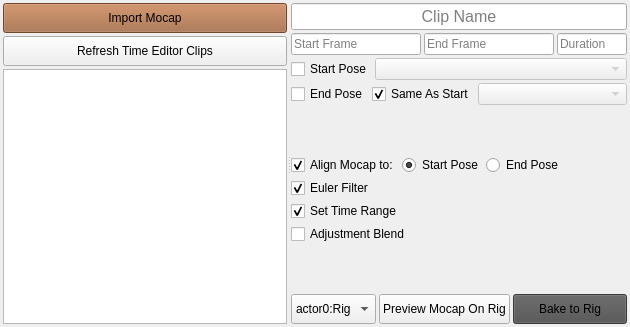
The window that mocap_clipper/ui/mocap_clipper_widget.ui (rBrenick/mocap-clipper) describes before a commit, drawn with Qt 5.
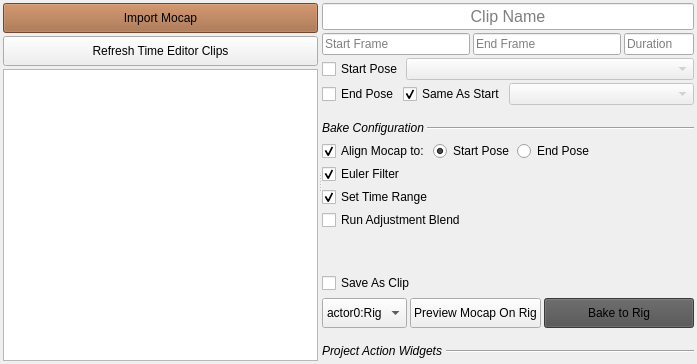
The same window after the commit. Custom widgets are drawn as their Qt base class.

Commit message: added support for saving clips after bake

Patch:
```diff
--- a/mocap_clipper/ui/mocap_clipper_widget.ui
+++ b/mocap_clipper/ui/mocap_clipper_widget.ui
@@ -6,8 +6,8 @@
    <rect>
     <x>0</x>
     <y>0</y>
-    <width>630</width>
-    <height>327</height>
+    <width>697</width>
+    <height>364</height>
    </rect>
   </property>
   <property name="windowTitle">
@@ -257,17 +257,45 @@
           </layout>
          </item>
          <item>
-          <spacer name="verticalSpacer_2">
-           <property name="orientation">
-            <enum>Qt::Vertical</enum>
+          <layout class="QHBoxLayout" name="bake_configuration_label_layout">
+           <property name="topMargin">
+            <number>10</number>
            </property>
-           <property name="sizeHint" stdset="0">
-            <size>
-             <width>20</width>
-             <height>0</height>
-            </size>
-           </property>
-          </spacer>
+           <item>
+            <widget class="QLabel" name="label_2">
+             <property name="sizePolicy">
+              <sizepolicy hsizetype="Fixed" vsizetype="Preferred">
+               <horstretch>0</horstretch>
+               <verstretch>0</verstretch>
+              </sizepolicy>
+             </property>
+             <property name="font">
+              <font>
+               <italic>true</italic>
+              </font>
+             </property>
+             <property name="toolTip">
+              <string>Settings to run before and after baking</string>
+             </property>
+             <property name="text">
+              <string>Bake Configuration</string>
+             </property>
+            </widget>
+           </item>
+           <item>
+            <widget class="Line" name="line">
+             <property name="minimumSize">
+              <size>
+               <width>0</width>
+               <height>20</height>
+              </size>
+             </property>
+             <property name="orientation">
+              <enum>Qt::Horizontal</enum>
+             </property>
+            </widget>
+           </item>
+          </layout>
          </item>
          <item>
           <layout class="QVBoxLayout" name="bake_settings_layout">
@@ -338,7 +366,7 @@
            <item>
             <widget class="QCheckBox" name="adjustment_blend_CHK">
              <property name="text">
-              <string>Adjustment Blend</string>
+              <string>Run Adjustment Blend</string>
              </property>
             </widget>
            </item>
@@ -363,6 +391,48 @@
            </property>
           </spacer>
          </item>
+         <item>
+          <layout class="QHBoxLayout" name="horizontalLayout_6">
+           <item>
+            <widget class="QCheckBox" name="save_clip_CHK">
+             <property name="sizePolicy">
+              <sizepolicy hsizetype="Fixed" vsizetype="Fixed">
+               <horstretch>0</horstretch>
+               <verstretch>0</verstretch>
+              </sizepolicy>
+             </property>
+             <property name="toolTip">
+              <string>Enable this to automatically save the clip into the selected folder</string>
+             </property>
+             <property name="text">
+              <string>Save As Clip</string>
+             </property>
+            </widget>
+           </item>
+           <item>
+            <widget class="QtPathWidget" name="output_path_W" native="true">
+             <property name="enabled">
+              <bool>false</bool>
+             </property>
+             <property name="sizePolicy">
+              <sizepolicy hsizetype="Minimum" vsizetype="Preferred">
+               <horstretch>0</horstretch>
+               <verstretch>0</verstretch>
+              </sizepolicy>
+             </property>
+             <property name="minimumSize">
+              <size>
+               <width>0</width>
+               <height>24</height>
+              </size>
+             </property>
+             <property name="toolTip">
+              <string>Output folder for the clips</string>
+             </property>
+            </widget>
+           </item>
+          </layout>
+         </item>
          <item>
           <layout class="QHBoxLayout" name="bake_actions_layout">
            <property name="spacing">
@@ -371,7 +441,7 @@
            <item>
             <widget class="QComboBox" name="scene_actor_CB">
              <property name="sizePolicy">
-              <sizepolicy hsizetype="Fixed" vsizetype="Fixed">
+              <sizepolicy hsizetype="Minimum" vsizetype="Fixed">
                <horstretch>0</horstretch>
                <verstretch>0</verstretch>
               </sizepolicy>
@@ -426,6 +496,47 @@
            </item>
           </layout>
          </item>
+         <item>
+          <layout class="QHBoxLayout" name="project_widgets_label_layout">
+           <property name="topMargin">
+            <number>10</number>
+           </property>
+           <item>
+            <widget class="QLabel" name="label">
+             <property name="sizePolicy">
+              <sizepolicy hsizetype="Fixed" vsizetype="Preferred">
+               <horstretch>0</horstretch>
+               <verstretch>0</verstretch>
+              </sizepolicy>
+             </property>
+             <property name="font">
+              <font>
+               <italic>true</italic>
+              </font>
+             </property>
+             <property name="toolTip">
+              <string>Widgets defined for the studio/project using class overrides</string>
+             </property>
+             <property name="text">
+              <string>Project Action Widgets</string>
+             </property>
+            </widget>
+           </item>
+           <item>
+            <widget class="Line" name="line_2">
+             <property name="minimumSize">
+              <size>
+               <width>0</width>
+               <height>20</height>
+              </size>
+             </property>
+             <property name="orientation">
+              <enum>Qt::Horizontal</enum>
+             </property>
+            </widget>
+           </item>
+          </layout>
+         </item>
          <item>
           <layout class="QVBoxLayout" name="project_widgets_layout"/>
          </item>
@@ -437,6 +548,14 @@
    </item>
   </layout>
  </widget>
+ <customwidgets>
+  <customwidget>
+   <class>QtPathWidget</class>
+   <extends>QWidget</extends>
+   <header>mocap_clipper.ui_utils</header>
+   <container>1</container>
+  </customwidget>
+ </customwidgets>
  <resources/>
  <connections/>
 </ui>
```
Left out of the diff: 21 changed lines with no effect on the pictures. The commit also changes 6 other files.
